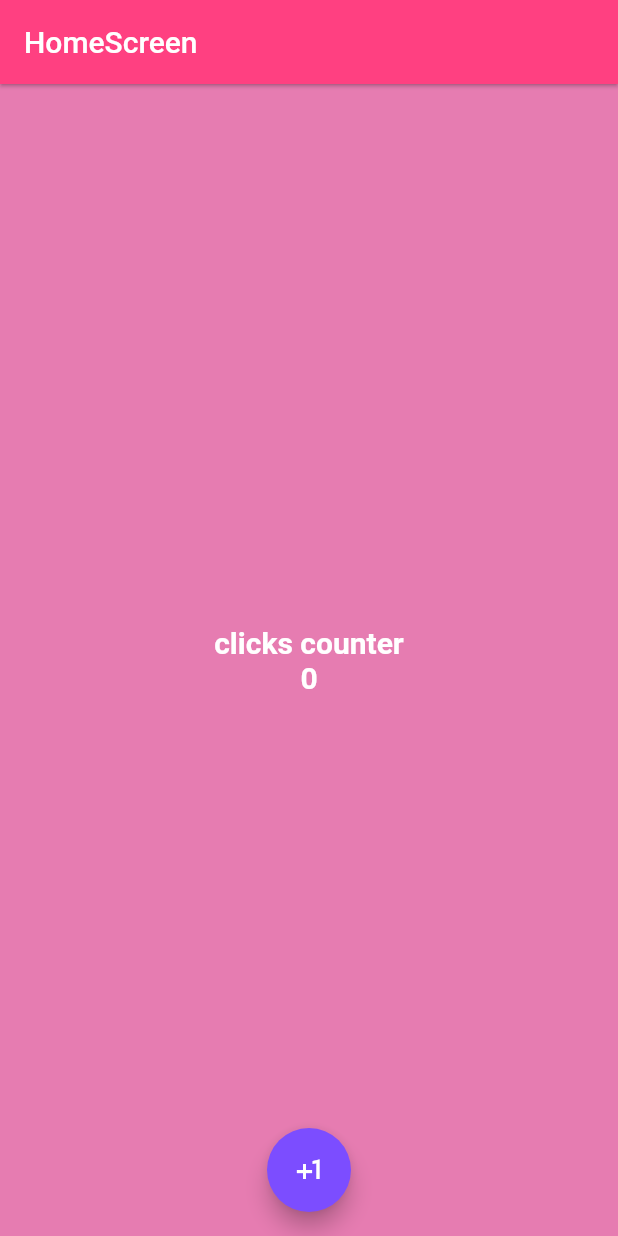
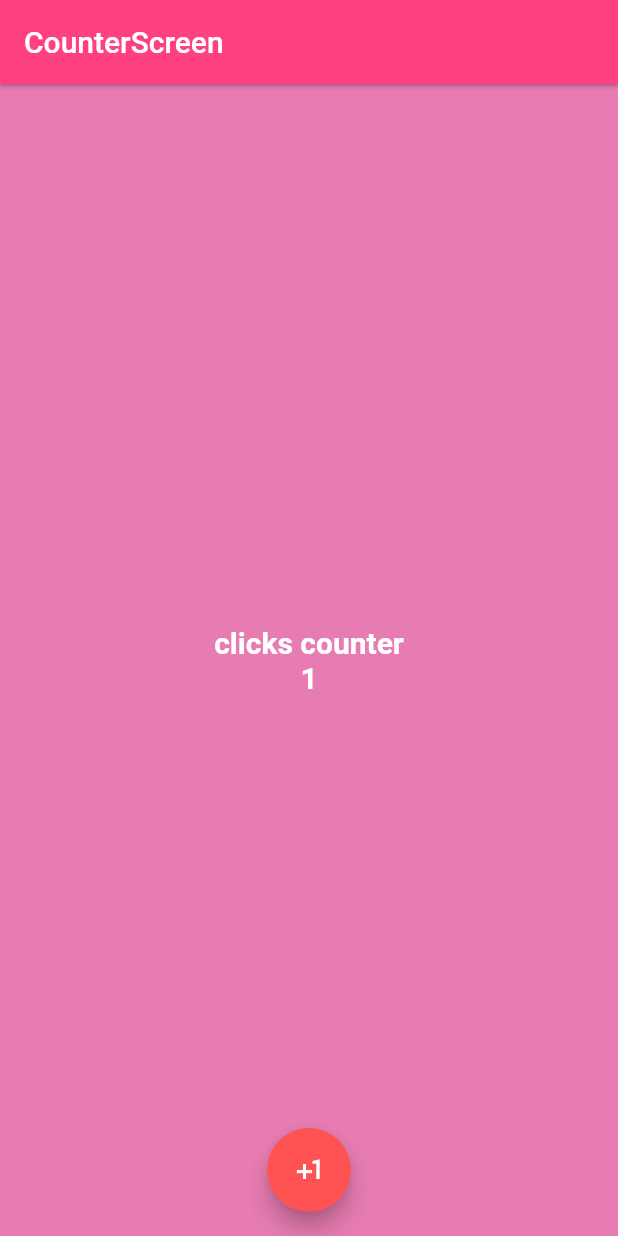
Before and after one commit to valfranciscangeli/counter_app2, a Flutter app: the screen it shows after launch, after a tap on the "plus one" icon, on a phone screen of 412 x 824 dp. Run offline on Flutter 3.47's test engine with Material 2 defaults, Android fonts, the light colour scheme and no system bars.

Commit message:
fin clase 54

```diff
--- a/lib/main.dart
+++ b/lib/main.dart
@@ -1,4 +1,4 @@
-import 'package:counter_app2/screens/home_screen.dart';
+import 'package:counter_app2/screens/counter_screen.dart';
 import 'package:flutter/material.dart'; // paquete de cupertino esta estilizado para ios
 
 void main() {
@@ -15,6 +15,6 @@ class MyApp extends StatelessWidget {
     return const MaterialApp(
         // el padre mas alto deberia ser el que tenga const cuando sale el warning de que necesita const
         debugShowCheckedModeBanner: false,
-        home: HomeScreen());
+        home: CounterScreen());
   }
 }
--- /dev/null
+++ b/lib/screens/counter_screen.dart
@@ -0,0 +1,57 @@
+import 'package:flutter/material.dart';
+
+class CounterScreen extends StatefulWidget {
+  const CounterScreen({super.key}); // llama al constructor de la clase padre
+
+  @override
+  State<CounterScreen> createState() => _CounterScreenState();
+}
+
+class _CounterScreenState extends State<CounterScreen> {
+  int counter = 0;
+
+  @override
+  Widget build(BuildContext context) {
+    var fontConfig = const TextStyle(
+        fontSize: 20, color: Colors.white, fontWeight: FontWeight.bold);
+
+    return Scaffold(
+      // scaffold le da como un tema pa que se vea astetik
+
+      backgroundColor: const Color.fromARGB(255, 230, 124, 177),
+      appBar: AppBar(
+        backgroundColor: Colors.pinkAccent,
+        title: const Text('CounterScreen'),
+        elevation: 1.0, // si le damos mas deja una sombra
+      ),
+      body: Center(
+        child: Column(
+          mainAxisAlignment: MainAxisAlignment.center,
+          crossAxisAlignment:
+              CrossAxisAlignment.center, // relativo al widget de mayor tamanho
+          children: [
+            // <widget> significa que todo lo que ponga dentro de las llaves debe ser un widget
+            Text(
+              'clicks counter',
+              style: fontConfig,
+            ),
+            Text(
+              '$counter',
+              style: fontConfig,
+            ),
+          ],
+        ),
+      ),
+      floatingActionButtonLocation: FloatingActionButtonLocation.centerFloat,
+      floatingActionButton: FloatingActionButton(
+        onPressed: () {
+          setState(() {
+            counter++;
+          });
+        },
+        backgroundColor: Colors.redAccent,
+        child: const Icon(Icons.plus_one),
+      ),
+    );
+  }
+}
```
